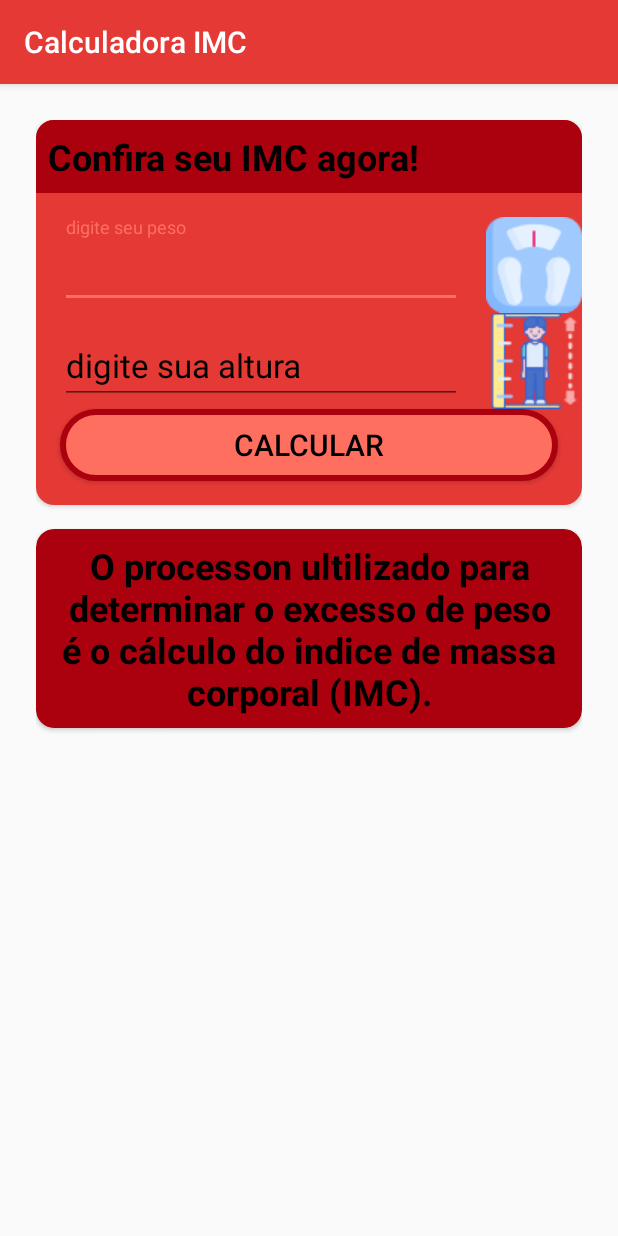
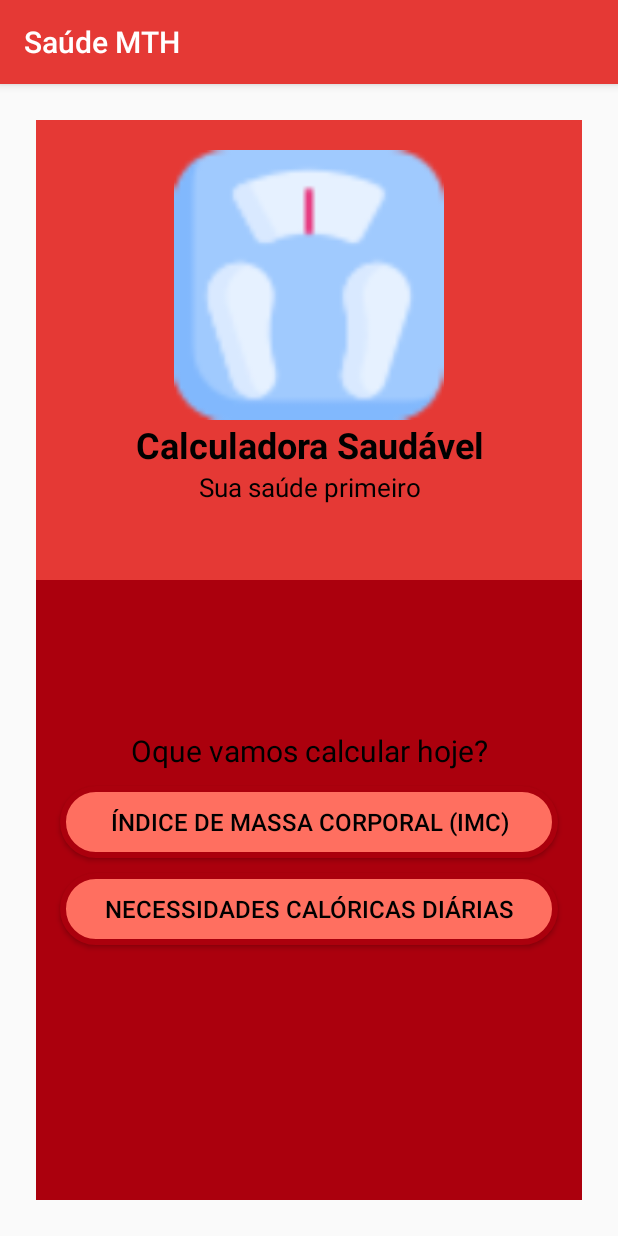
Before and after one commit to Matheus-Henrique-Santos/IMC, an Android app: the screen it shows after launch (MainActivity), on a phone screen of 412 x 824 dp. Run offline under Robolectric (Android 15) with nearby library versions, the phone set to English and light mode, and no system bars.

Commit message:
Aprimoramento do aplicativo

```diff
--- a/app/src/main/java/br/senai/sp/jandira/imc/MainActivity.kt
+++ b/app/src/main/java/br/senai/sp/jandira/imc/MainActivity.kt
@@ -4,30 +4,21 @@ import android.content.Intent
 import androidx.appcompat.app.AppCompatActivity
 import android.os.Bundle
 import android.widget.Button
-import android.widget.EditText
-import android.widget.TextView
 
 class MainActivity : AppCompatActivity() {
 
     override fun onCreate(savedInstanceState: Bundle?) {
         super.onCreate(savedInstanceState)
-        setContentView(R.layout.activity_main)
+        setContentView(R.layout.activity_calculadora_saudavell)
 
-        //instanciando as classes referentes aos componentes(view) da activity
+        val necessidade = findViewById<Button>(R.id.necessidade_caloricas)
 
-        val buttonCalcular =  findViewById<Button>(R.id.button_calcular)
-        val editTextPeso = findViewById<EditText>(R.id.edit_text_peso)
-        val editTextAltura = findViewById<EditText>(R.id.edit_text_altura)
+        necessidade.setOnClickListener {
+
+            val abrirActivityNecessidade = Intent(this,CaloriaActivity::class.java)
 
 
-        buttonCalcular.setOnClickListener {
-
-            val abrirActivityResultado = Intent(this,ResultadoActivity::class.java)
-
-            abrirActivityResultado.putExtra("peso", editTextPeso.text.toString())
-            abrirActivityResultado.putExtra("altura", editTextAltura.text.toString())
-
-            startActivity(abrirActivityResultado)
+            startActivity(abrirActivityNecessidade)
         }
     }
 }
--- /dev/null
+++ b/app/src/main/res/drawable/radio_button_feminino_checked.xml
@@ -0,0 +1,5 @@
+<?xml version="1.0" encoding="utf-8"?>
+<shape android:shape="rectangle" xmlns:android="http://schemas.android.com/apk/res/android">
+    <solid android:color="@color/colorAccent"/>
+    <corners android:topLeftRadius="15dp" android:bottomLeftRadius="15dp"/>
+</shape>
--- /dev/null
+++ b/app/src/main/res/drawable/radio_button_feminino_selector.xml
@@ -0,0 +1,5 @@
+<?xml version="1.0" encoding="utf-8"?>
+<selector xmlns:android="http://schemas.android.com/apk/res/android">
+    <item android:drawable="@drawable/radio_button_feminino_checked" android:state_checked="true"/>
+    <item android:drawable="@drawable/radio_button_feminino_uncheck" android:state_checked="false"/>
+</selector>
--- /dev/null
+++ b/app/src/main/res/drawable/radio_button_feminino_uncheck.xml
@@ -0,0 +1,6 @@
+<?xml version="1.0" encoding="utf-8"?>
+<shape android:shape="rectangle" xmlns:android="http://schemas.android.com/apk/res/android">
+    <solid android:color="@color/colorAccent"/>
+    <corners android:topLeftRadius="20dp" android:bottomLeftRadius="20dp"/>
+    <stroke android:color="@color/colorSecundaryDark" android:width="1dp"/>
+</shape>
--- /dev/null
+++ b/app/src/main/res/drawable/radio_button_masculino_checked.xml
@@ -0,0 +1,6 @@
+<?xml version="1.0" encoding="utf-8"?>
+<shape android:shape="rectangle" xmlns:android="http://schemas.android.com/apk/res/android">
+    <solid android:color="@color/colorPrimaryDark"/>
+    <corners android:topRightRadius="20dp" android:bottomRightRadius="20dp"/>
+    <stroke android:color="@color/colorPrimaryDark" android:width="1dp"/>
+</shape>
--- /dev/null
+++ b/app/src/main/res/drawable/radio_button_masculino_selector.xml
@@ -0,0 +1,5 @@
+<?xml version="1.0" encoding="utf-8"?>
+<selector xmlns:android="http://schemas.android.com/apk/res/android">
+    <item android:drawable="@drawable/radio_button_masculino_checked" android:state_checked="true"/>
+    <item android:drawable="@drawable/radio_button_masculino_uncheck" android:state_checked="false"/>
+</selector>
--- /dev/null
+++ b/app/src/main/res/drawable/radio_button_masculino_uncheck.xml
@@ -0,0 +1,6 @@
+<?xml version="1.0" encoding="utf-8"?>
+<shape android:shape="rectangle" xmlns:android="http://schemas.android.com/apk/res/android">
+    <solid android:color="@color/colorPrimaryDark"/>
+    <corners android:topRightRadius="20dp" android:bottomRightRadius="20dp"/>
+    <stroke android:color="@color/colorPrimaryDark" android:width="1dp"/>
+</shape>
--- a/app/src/main/res/layout/activity_main.xml
+++ b/app/src/main/res/layout/activity_ImcMain.xml
@@ -5,7 +5,7 @@
     xmlns:tools="http://schemas.android.com/tools"
     android:layout_width="match_parent"
     android:layout_height="match_parent"
-    tools:context=".MainActivity"
+    tools:context=".ImcActivity"
     android:orientation="vertical"
     android:layout_margin="24dp"
     >
@@ -102,17 +102,16 @@
             </LinearLayout>
 
             <Button
+                android:id="@+id/button_calcular"
                 android:layout_width="match_parent"
                 android:layout_height="48dp"
-                android:id="@+id/button_calcular"
                 android:layout_marginLeft="16dp"
                 android:layout_marginRight="16dp"
-                android:text="CALCULAR"
                 android:layout_marginBottom="16dp"
                 android:background="@drawable/botao_circular"
-                android:textSize="20dp"
+                android:text="CALCULAR"
                 android:textColor="@color/colorTxtPrimary"
-                />
+                android:textSize="20dp" />
 
         </LinearLayout>
 
--- /dev/null
+++ b/app/src/main/res/layout/activity_calculadora_saudavell.xml
@@ -0,0 +1,99 @@
+<?xml version="1.0" encoding="utf-8"?>
+<LinearLayout
+    xmlns:android="http://schemas.android.com/apk/res/android"
+    xmlns:app="http://schemas.android.com/apk/res-auto"
+    xmlns:tools="http://schemas.android.com/tools"
+    android:layout_width="match_parent"
+    android:layout_height="match_parent"
+    tools:context=".ImcActivity"
+    android:orientation="vertical"
+    android:layout_margin="24dp"
+    >
+
+
+
+    <LinearLayout
+        android:layout_width="match_parent"
+        android:layout_height="wrap_content"
+        android:orientation="vertical"
+        android:background="@color/colorPrimary"
+        android:textColor="@color/colorTxtPrimary"
+        >
+
+
+            <androidx.appcompat.widget.AppCompatImageView
+                android:layout_width="match_parent"
+                android:layout_height="200dp"
+                android:paddingTop="20dp"
+                android:src="@drawable/peso" />
+
+            <TextView
+                android:id="@+id/calculadora_saudavel"
+                android:layout_width="match_parent"
+                android:layout_height="wrap_content"
+                android:text="Calculadora Saudável"
+                android:textAlignment="center"
+                android:textColor="@color/colorTxtPrimary"
+                android:textSize="24dp"
+                android:textStyle="bold" />
+
+
+            <TextView
+                android:id="@+id/saude_primeiro"
+                android:layout_width="match_parent"
+                android:layout_height="wrap_content"
+                android:text="Sua saúde primeiro"
+                android:textAlignment="center"
+                android:textColor="@color/colorTxtPrimary"
+                android:textSize="17dp"
+                android:layout_marginBottom="50dp"/>
+    </LinearLayout>
+
+
+    <LinearLayout
+        android:layout_width="match_parent"
+        android:layout_height="match_parent"
+        android:orientation="vertical"
+        android:background="@color/colorPrimaryDark">
+
+        <TextView
+            android:layout_width="match_parent"
+            android:layout_height="wrap_content"
+            android:paddingTop="100dp"
+            android:text="Oque vamos calcular hoje?"
+            android:textAlignment="center"
+            android:textColor="@color/colorTxtPrimary"
+            android:textSize="20sp"
+            android:paddingBottom="10dp"/>
+
+        <Button
+
+            android:layout_width="match_parent"
+            android:layout_height="48dp"
+            android:id="@+id/indice_massa"
+            android:layout_marginLeft="16dp"
+            android:layout_marginRight="16dp"
+            android:text="ÍNDICE DE MASSA CORPORAL (IMC)"
+            android:layout_marginBottom="10dp"
+            android:background="@drawable/botao_circular"
+            android:textSize="16dp"
+            android:textColor="@color/colorTxtPrimary"
+            />
+
+        <Button
+            android:layout_width="match_parent"
+            android:layout_height="48dp"
+            android:id="@+id/necessidade_caloricas"
+            android:layout_marginLeft="16dp"
+            android:layout_marginRight="16dp"
+            android:text="Necessidades calóricas DIÁRIAS"
+            android:layout_marginBottom="16dp"
+            android:background="@drawable/botao_circular"
+            android:textSize="16dp"
+            android:textColor="@color/colorTxtPrimary"
+            />
+    </LinearLayout>
+
+
+
+</LinearLayout>
--- a/app/src/main/res/values/colors.xml
+++ b/app/src/main/res/values/colors.xml
@@ -8,6 +8,8 @@
     <color name="colorSecundaryDark">#007c91</color>
     <color name="colorSecundaryLight">#5ddef4</color>
 
+    <color name="colorWhite">#FFFFFF</color>
+
     <color name="colorTxtPrimary">#000000</color>
     <color name="colorTxtSecondary">#000000</color>
 </resources>
--- a/app/src/main/res/values/strings.xml
+++ b/app/src/main/res/values/strings.xml
@@ -1,4 +1,4 @@
 <resources>
-    <string name="app_name">Calculadora IMC</string>
+    <string name="app_name">Saúde MTH</string>
     <string name="dica_imc">O processon ultilizado para determinar o excesso de peso é o cálculo do indice de massa corporal (IMC).</string>
 </resources>
```
Also changed, not shown: app/src/main/AndroidManifest.xml (+9 -4 lines), app/src/main/java/br/senai/sp/jandira/imc/CaloriaActivity.kt (added, +34 -0 lines), app/src/main/java/br/senai/sp/jandira/imc/ImcActivity.kt (added, +33 -0 lines), app/src/main/java/br/senai/sp/jandira/imc/NecessidadeCalorica.kt (added, +15 -0 lines), app/src/main/res/drawable/buttonnescessidades.xml (added, +10 -0 lines), app/src/main/res/drawable/edittext.xml (added, +10 -0 lines), app/src/main/res/drawable/textview.xml (added, +10 -0 lines), app/src/main/res/layout/activity_caloria.xml (added, +244 -0 lines), app/src/main/res/layout/activity_necessidade_calorica.xml (added, +71 -0 lines).
